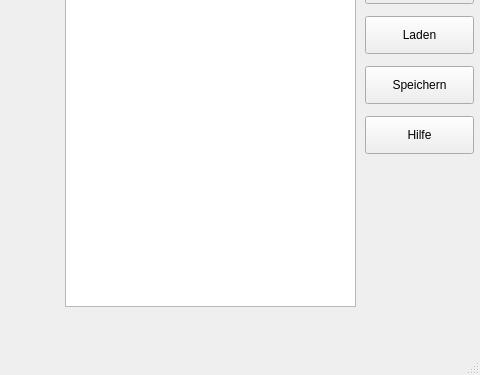
Qt form mainwindow.ui (bionade24/registermachine102) before a commit; both pictures show x 235 to 715 and y 234 to 609 of the 715 by 609 pixel window.
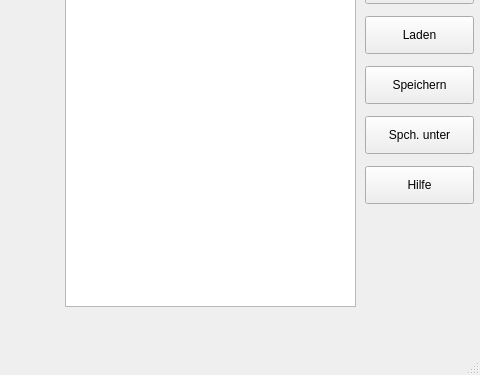
The same form after that commit.

Commit message: Save functions no saves to current open file if one exits. If you want to save to a diffrent file, use save under button

Diff of the .ui file:
```diff
--- a/mainwindow.ui
+++ b/mainwindow.ui
@@ -164,7 +164,7 @@
     <property name="geometry">
      <rect>
       <x>600</x>
-      <y>350</y>
+      <y>400</y>
       <width>109</width>
       <height>38</height>
      </rect>
@@ -173,6 +173,19 @@
      <string>Hilfe</string>
     </property>
    </widget>
+   <widget class="QPushButton" name="saveUnderButton">
+    <property name="geometry">
+     <rect>
+      <x>600</x>
+      <y>350</y>
+      <width>109</width>
+      <height>38</height>
+     </rect>
+    </property>
+    <property name="text">
+     <string>Spch. unter</string>
+    </property>
+   </widget>
   </widget>
   <widget class="QMenuBar" name="menubar">
    <property name="geometry">
```
Left out of the diff: 2 changed lines with no effect on the pictures. The commit also changes 1 other file.
